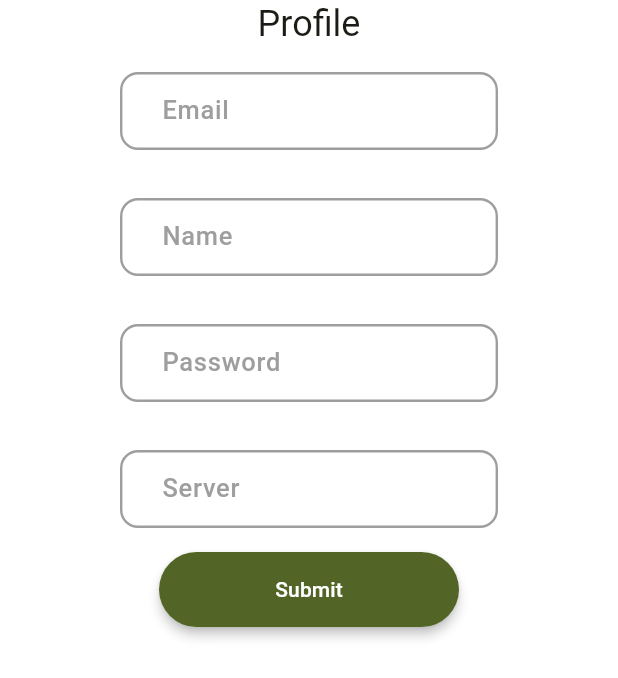
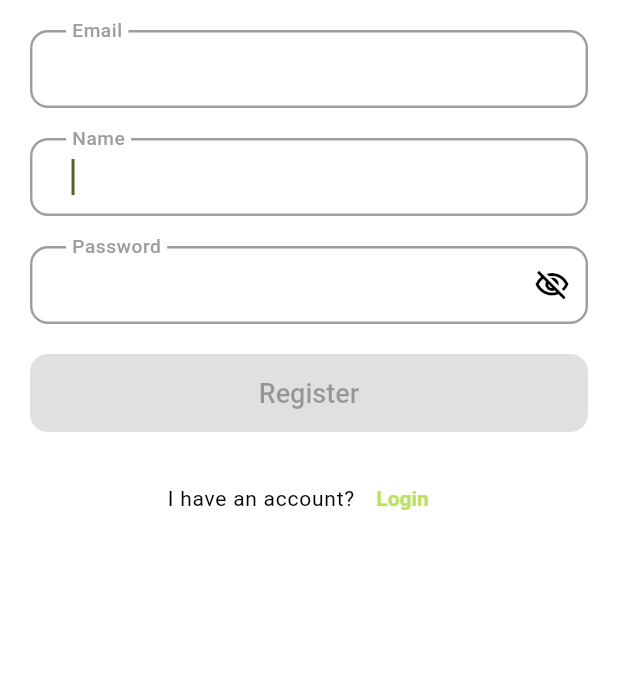
Before and after one commit to ptahchiev/accompaneo, a Flutter app: the ProfilePage screen opened directly, on a phone screen of 412 x 824 dp. Shown: the top 678 px of the screen. Run offline on Flutter 3.47's test engine with Material 3 defaults, Android fonts, the light colour scheme and no system bars; our stand-ins replace email_validator, flutter_native_splash, flutter_svg, image_picker, shared_preferences, sliding_up_panel and 1 more; accounts and stored records are empty; network calls fail.

Commit message:
Fix the profile page

```diff
--- a/lib/pages/profile_page.dart
+++ b/lib/pages/profile_page.dart
@@ -1,6 +1,15 @@
 import 'dart:async';
 
 import 'package:flutter/material.dart';
+import '../utils/helpers/snackbar_helper.dart';
+
+import '../widgets/app_text_form_field.dart';
+import '../utils/helpers/navigation_helper.dart';
+import '../values/app_constants.dart';
+import '../values/app_regex.dart';
+import '../values/app_routes.dart';
+import '../values/app_strings.dart';
+import '../values/app_theme.dart';
 import '../user/user_data.dart';
 
 // This class handles the Page to dispaly the user's info on the "Edit Profile" Screen
@@ -18,72 +27,191 @@ class _ProfilePageState extends State<ProfilePage> {
 
   final _formKey = GlobalKey<FormState>();
 
+  late final TextEditingController nameController;
+  late final TextEditingController emailController;
+  late final TextEditingController passwordController;
+  late final TextEditingController confirmPasswordController;
+
+  final ValueNotifier<bool> passwordNotifier = ValueNotifier(true);
+  final ValueNotifier<bool> confirmPasswordNotifier = ValueNotifier(true);
+  final ValueNotifier<bool> fieldValidNotifier = ValueNotifier(false);
+
+  void initializeControllers() {
+    nameController = TextEditingController()..addListener(controllerListener);
+    emailController = TextEditingController()..addListener(controllerListener);
+    passwordController = TextEditingController()
+      ..addListener(controllerListener);
+    confirmPasswordController = TextEditingController()
+      ..addListener(controllerListener);
+  }
+
+  void disposeControllers() {
+    nameController.dispose();
+    emailController.dispose();
+    passwordController.dispose();
+    confirmPasswordController.dispose();
+  }
+
+  void controllerListener() {
+    final name = nameController.text;
+    final email = emailController.text;
+    final password = passwordController.text;
+
+    if (name.isEmpty &&
+        email.isEmpty &&
+        password.isEmpty) return;
+
+    if (AppRegex.emailRegex.hasMatch(email) &&
+        AppRegex.passwordRegex.hasMatch(password)) {
+      fieldValidNotifier.value = true;
+    } else {
+      fieldValidNotifier.value = false;
+    }
+  }
+
+  @override
+  void initState() {
+    initializeControllers();
+    super.initState();
+  }
+
+  @override
+  void dispose() {
+    disposeControllers();
+    super.dispose();
+  }
+
+
   @override
   Widget build(BuildContext context) {
     final user = UserData.myUser;
 
+
     return Scaffold(
-      resizeToAvoidBottomInset:false,
-      body: buildUserInfoDisplay(),
+      body: ListView(
+        children: [
+          Padding(
+            padding: const EdgeInsets.all(20),
+            child: Form(
+              key: _formKey,
+              child: Column(
+                crossAxisAlignment: CrossAxisAlignment.end,
+                children: [
+                  AppTextFormField(
+                    labelText: AppStrings.email,
+                    controller: emailController,
+                    textInputAction: TextInputAction.next,
+                    keyboardType: TextInputType.emailAddress,
+                    onChanged: (_) => _formKey.currentState?.validate(),
+                    validator: (value) {
+                      return value!.isEmpty
+                          ? AppStrings.pleaseEnterEmailAddress
+                          : AppConstants.emailRegex.hasMatch(value)
+                              ? null
+                              : AppStrings.invalidEmailAddress;
+                    },
+                  ),
+                  AppTextFormField(
+                    autofocus: true,
+                    labelText: AppStrings.name,
+                    keyboardType: TextInputType.name,
+                    textInputAction: TextInputAction.next,
+                    onChanged: (value) => _formKey.currentState?.validate(),
+                    validator: (value) {
+                      return value!.isEmpty
+                          ? AppStrings.pleaseEnterName
+                          : value.length < 4
+                              ? AppStrings.invalidName
+                              : null;
+                    },
+                    controller: nameController,
+                  ),
+                  ValueListenableBuilder<bool>(
+                    valueListenable: passwordNotifier,
+                    builder: (_, passwordObscure, __) {
+                      return AppTextFormField(
+                        obscureText: passwordObscure,
+                        controller: passwordController,
+                        labelText: AppStrings.password,
+                        textInputAction: TextInputAction.next,
+                        keyboardType: TextInputType.visiblePassword,
+                        onChanged: (_) => _formKey.currentState?.validate(),
+                        validator: (value) {
+                          return value!.isEmpty
+                              ? AppStrings.pleaseEnterPassword
+                              : AppConstants.passwordRegex.hasMatch(value)
+                                  ? null
+                                  : AppStrings.invalidPassword;
+                        },
+                        suffixIcon: Focus(
+                          /// If false,
+                          ///
+                          /// disable focus for all of this node's descendants
+                          descendantsAreFocusable: false,
+
+                          /// If false,
+                          ///
+                          /// make this widget's descendants un-traversable.
+                          // descendantsAreTraversable: false,
+                          child: IconButton(
+                            onPressed: () =>
+                                passwordNotifier.value = !passwordObscure,
+                            style: IconButton.styleFrom(
+                              minimumSize: const Size.square(48),
+                            ),
+                            icon: Icon(
+                              passwordObscure
+                                  ? Icons.visibility_off_outlined
+                                  : Icons.visibility_outlined,
+                              color: Colors.black,
+                            ),
+                          ),
+                        ),
                       );
-
+                    },
+                  ),
+                  ValueListenableBuilder(
+                    valueListenable: fieldValidNotifier,
+                    builder: (_, isValid, __) {
+                      return FilledButton(
+                        onPressed: isValid
+                            ? () {
+                                SnackbarHelper.showSnackBar(
+                                  AppStrings.registrationComplete,
+                                );
+                                nameController.clear();
+                                emailController.clear();
+                                passwordController.clear();
+                                confirmPasswordController.clear();
                               }
-
-  // Widget builds the display item with the proper formatting to display the user's info
-  Widget buildUserInfoDisplay() =>
-      Column(
-          children: <Widget>[
-            Align(
-              alignment: Alignment.topCenter,
-              child: Text(
-              'Profile',
-              style: Theme.of(context).textTheme.headlineSmall,
-            )),
-            Padding(
-                padding: const EdgeInsets.symmetric(horizontal: 80, vertical: 16),
-                child: TextFormField(decoration: InputDecoration(border: UnderlineInputBorder(), labelText: 'Email'))
+                            : null,
+                        child: const Text(AppStrings.register),
+                      );
+                    },
                   ),
-            Padding(
-                padding: const EdgeInsets.symmetric(horizontal: 80, vertical: 16),
-                child: TextFormField(
-                  decoration: InputDecoration(border: UnderlineInputBorder(), labelText: 'Name'),
-                  validator: (value) {
-                    if (value == null || value.isEmpty) {
-                      return 'Please enter some text';
-                    }
-                    return null;
-                  })
+                ],
               ),
-            Padding(
-                padding: const EdgeInsets.symmetric(horizontal: 80, vertical: 16),
-                child: TextFormField(decoration: InputDecoration(border: UnderlineInputBorder(), labelText: 'Password'), obscureText: true, enableSuggestions: false, autocorrect: false)
             ),
-            Padding(
-                padding: const EdgeInsets.symmetric(horizontal: 80, vertical: 16),
-                child: TextFormField(decoration: InputDecoration(border: UnderlineInputBorder(), labelText: 'Server'))
           ),
-            ElevatedButton(
-                style: ElevatedButton.styleFrom(
-                backgroundColor: Theme.of(context).colorScheme.primary,
-                foregroundColor: Colors.white,
-                elevation: 3,
-                shape: RoundedRectangleBorder(borderRadius: BorderRadius.circular(32.0)),
-                minimumSize: const Size(200, 50),
+          Row(
+            mainAxisAlignment: MainAxisAlignment.center,
+            children: [
+              Text(
+                AppStrings.iHaveAnAccount,
+                style: AppTheme.bodySmall.copyWith(color: Colors.black),
               ),
-              onPressed: () {
-                // Validate returns true if the form is valid, or false otherwise.
-                if (_formKey.currentState!.validate()) {
-                  // If the form is valid, display a snackbar. In the real world,
-                  // you'd often call a server or save the information in a database.
-                  ScaffoldMessenger.of(context).showSnackBar(
-                    const SnackBar(content: Text('Processing Data'), duration: Duration(seconds: 1),),
+              TextButton(
+                onPressed: () => NavigationHelper.pushReplacementNamed(
+                  AppRoutes.login,
+                ),
+                child: const Text(AppStrings.login),
+              ),
+            ],
+          ),
+        ],
+      ),
     );
   }
-              },
-              child: const Text('Submit'),
-            ),
-          ]
-    );
 
   // Refrshes the Page after updating user info.
   FutureOr onGoBack(dynamic value) {
--- a/lib/widgets/section_widget.dart
+++ b/lib/widgets/section_widget.dart
@@ -1,6 +1,6 @@
 import 'package:flutter/material.dart';
 import '../values/app_theme.dart';
-
+import '../pages/playlist_page.dart';
 
 enum ImageInfo {
   image0('The Flow', 'Sponsored | Season 1 Now Streaming',
@@ -118,7 +118,9 @@ class Section extends StatelessWidget {
                       Visibility(visible: viewAll,
                           child: Align(
                             alignment: Alignment.centerRight,
-                            child: IconButton(icon: Icon(Icons.arrow_circle_right_outlined), onPressed: () {}),
+                            child: IconButton(icon: Icon(Icons.arrow_circle_right_outlined), onPressed: () {
+                              Navigator.push(context, MaterialPageRoute(builder: (context) => PlaylistPage(songs:[])));
+                            }),
                           )
                       )
                     ],
```
Lines whose indentation alone changed are shown as unchanged.
